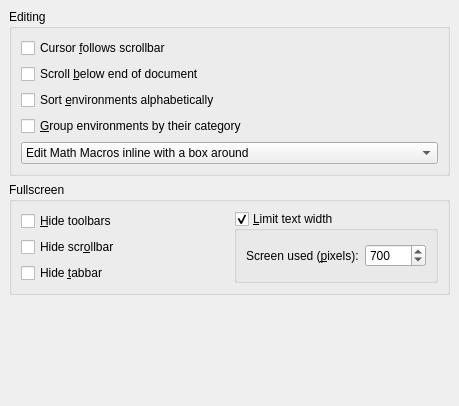
The window that src/frontends/qt4/ui/PrefEditUi.ui (cburschka/lyx) describes before a commit, drawn with Qt 5.
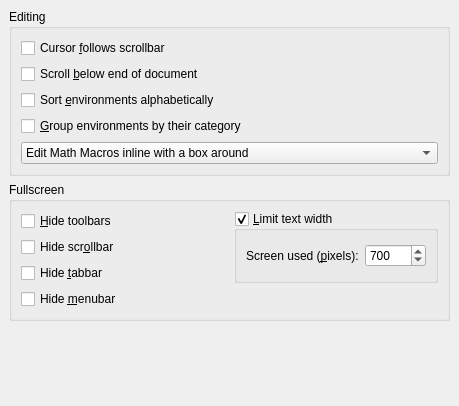
The same window after the commit.

Commit message: Introduce an option to keep the menubar visible in full screen mode.

Diff of the .ui file:
```diff
--- a/src/frontends/qt4/ui/PrefEditUi.ui
+++ b/src/frontends/qt4/ui/PrefEditUi.ui
@@ -170,6 +170,13 @@
         </property>
        </spacer>
       </item>
+      <item row="3" column="0" >
+       <widget class="QCheckBox" name="toggleMenubarCB" >
+        <property name="text" >
+         <string>Hide &amp;menubar</string>
+        </property>
+       </widget>
+      </item>
       <item row="2" column="0" >
        <widget class="QCheckBox" name="toggleTabbarCB" >
         <property name="text" >
```
The commit also changes 6 other files.
